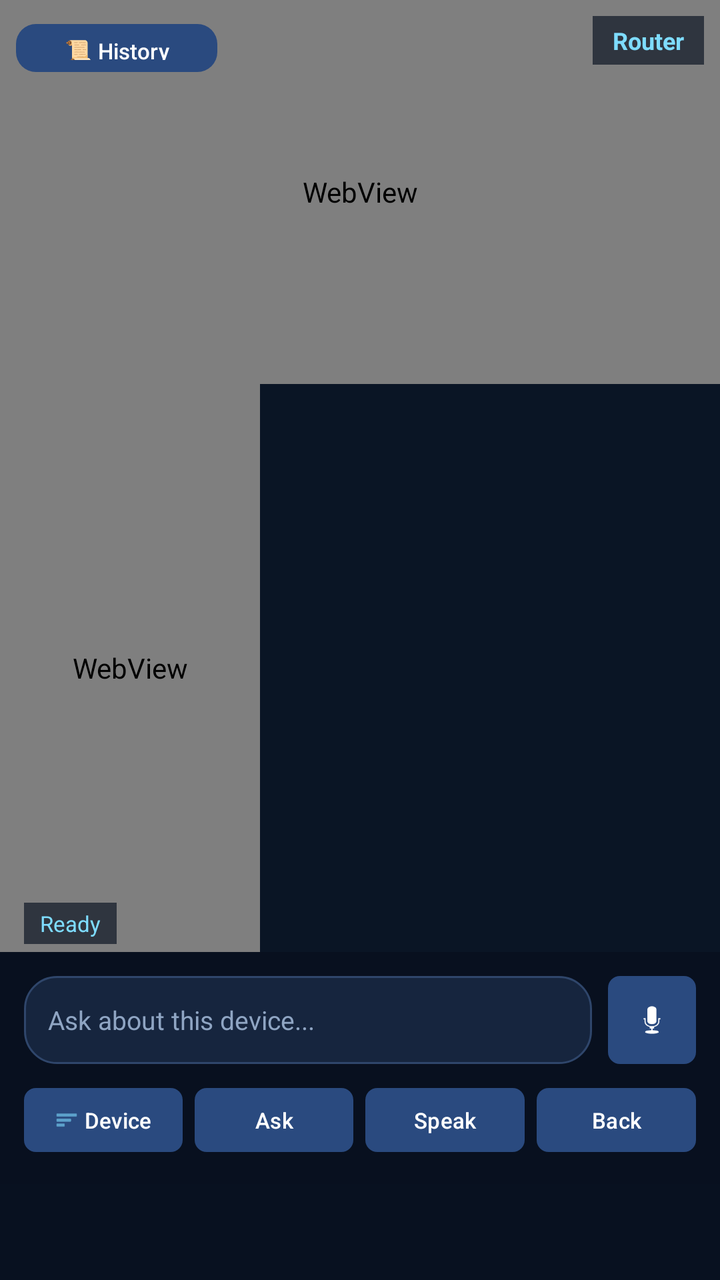
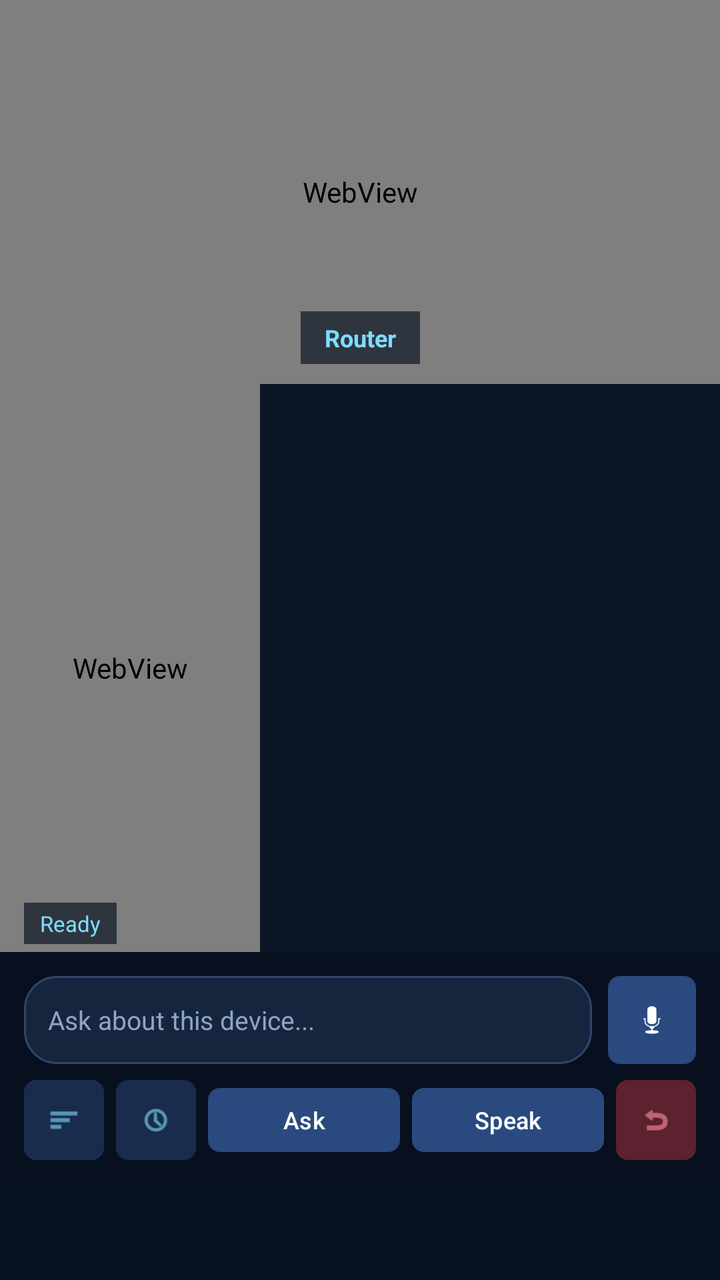

Compare the two renders of this Android layout. The source of the first and the diff that turns it into the second are given below.
<!-- AndroidManifest.xml: application theme Theme.ComputerNetworkDeviceARApp -->
<!-- res/layout/activity_combined_ar.xml -->
<?xml version="1.0" encoding="utf-8"?>
<androidx.constraintlayout.widget.ConstraintLayout
    xmlns:android="http://schemas.android.com/apk/res/android"
    xmlns:app="http://schemas.android.com/apk/res-auto"
    android:layout_width="match_parent"
    android:layout_height="match_parent"
    android:background="#081120">

    
    <androidx.constraintlayout.widget.Guideline
        android:id="@+id/guideline"
        android:layout_width="wrap_content"
        android:layout_height="wrap_content"
        android:orientation="horizontal"
        app:layout_constraintGuide_percent="0.30"/>

    
    <androidx.camera.view.PreviewView
        android:id="@+id/cameraPreview"
        android:layout_width="0dp"
        android:layout_height="0dp"
        app:layout_constraintTop_toTopOf="parent"
        app:layout_constraintBottom_toTopOf="@id/guideline"
        app:layout_constraintStart_toStartOf="parent"
        app:layout_constraintEnd_toEndOf="parent"
        app:scaleType="fillCenter"/>

    
    <View
        android:id="@+id/bottomBg"
        android:layout_width="0dp"
        android:layout_height="0dp"
        android:background="#0a1525"
        app:layout_constraintTop_toBottomOf="@id/guideline"
        app:layout_constraintBottom_toTopOf="@id/bottomPanel"
        app:layout_constraintStart_toStartOf="parent"
        app:layout_constraintEnd_toEndOf="parent"/>

    
    <WebView
        android:id="@+id/modelWebView"
        android:layout_width="0dp"
        android:layout_height="0dp"
        android:background="@android:color/transparent"
        app:layout_constraintTop_toTopOf="parent"
        app:layout_constraintBottom_toTopOf="@id/guideline"
        app:layout_constraintStart_toStartOf="parent"
        app:layout_constraintEnd_toEndOf="parent"
        app:layout_constraintVertical_bias="0.5"
        app:layout_constraintHorizontal_bias="0.5"/>

    
    <WebView
        android:id="@+id/avatarWebView"
        android:layout_width="130dp"
        android:layout_height="0dp"
        android:background="@android:color/transparent"
        app:layout_constraintTop_toBottomOf="@id/guideline"
        app:layout_constraintBottom_toTopOf="@id/bottomPanel"
        app:layout_constraintStart_toStartOf="parent"/>

    
    <TextView
        android:id="@+id/tvDeviceName"
        android:layout_width="wrap_content"
        android:layout_height="wrap_content"
        android:layout_marginTop="8dp"
        android:layout_marginEnd="8dp"
        android:background="#AA081120"
        android:paddingStart="10dp"
        android:paddingEnd="10dp"
        android:paddingTop="4dp"
        android:paddingBottom="4dp"
        android:text="Router"
        android:textColor="#7EDCFF"
        android:textSize="12sp"
        android:textStyle="bold"
        app:layout_constraintTop_toTopOf="parent"
        app:layout_constraintEnd_toEndOf="parent"/>

    
    <com.google.android.material.button.MaterialButton
        android:id="@+id/btnHistory"
        android:layout_width="wrap_content"
        android:layout_height="32dp"
        android:layout_marginTop="8dp"
        android:layout_marginStart="8dp"
        android:text="📜 History"
        android:textAllCaps="false"
        android:textColor="#FFFFFF"
        android:textSize="11sp"
        app:backgroundTint="#2A4A7F"
        app:cornerRadius="10dp"
        app:layout_constraintTop_toTopOf="parent"
        app:layout_constraintStart_toStartOf="parent"/>

    
    <TextView
        android:id="@+id/tvAvatarStatus"
        android:layout_width="wrap_content"
        android:layout_height="wrap_content"
        android:layout_marginStart="12dp"
        android:layout_marginBottom="4dp"
        android:background="#AA081120"
        android:paddingStart="8dp"
        android:paddingEnd="8dp"
        android:paddingTop="3dp"
        android:paddingBottom="3dp"
        android:text="Ready"
        android:textColor="#7EDCFF"
        android:textSize="11sp"
        app:layout_constraintBottom_toTopOf="@id/bottomPanel"
        app:layout_constraintStart_toStartOf="parent"/>

    
    <ScrollView
        android:id="@+id/replyScroll"
        android:layout_width="0dp"
        android:layout_height="0dp"
        android:layout_marginStart="4dp"
        android:layout_marginEnd="10dp"
        android:layout_marginTop="8dp"
        android:layout_marginBottom="8dp"
        app:layout_constraintTop_toBottomOf="@id/guideline"
        app:layout_constraintBottom_toTopOf="@id/bottomPanel"
        app:layout_constraintStart_toEndOf="@id/avatarWebView"
        app:layout_constraintEnd_toEndOf="parent">

        <LinearLayout
            android:id="@+id/llConversation"
            android:layout_width="match_parent"
            android:layout_height="wrap_content"
            android:orientation="vertical"/>

    </ScrollView>

    
    <LinearLayout
        android:id="@+id/bottomPanel"
        android:layout_width="0dp"
        android:layout_height="wrap_content"
        android:orientation="vertical"
        android:background="#EE081120"
        android:padding="12dp"
        android:layout_marginBottom="48dp"
        app:layout_constraintBottom_toBottomOf="parent"
        app:layout_constraintStart_toStartOf="parent"
        app:layout_constraintEnd_toEndOf="parent">

        
        <LinearLayout
            android:layout_width="match_parent"
            android:layout_height="wrap_content"
            android:orientation="horizontal"
            android:gravity="center_vertical">

            <EditText
                android:id="@+id/etQuestion"
                android:layout_width="0dp"
                android:layout_height="44dp"
                android:layout_weight="1"
                android:background="@drawable/edit_text_modern_bg"
                android:hint="Ask about this device..."
                android:inputType="text"
                android:paddingStart="12dp"
                android:paddingEnd="12dp"
                android:textColor="#FFFFFF"
                android:textColorHint="#8FA5C3"
                android:textSize="13sp"/>

            <com.google.android.material.button.MaterialButton
                android:id="@+id/btnMic"
                android:layout_width="44dp"
                android:layout_height="44dp"
                android:layout_marginStart="8dp"
                android:text=""
                android:textAllCaps="false"
                android:insetTop="0dp"
                android:insetBottom="0dp"
                app:icon="@android:drawable/ic_btn_speak_now"
                app:iconGravity="textStart"
                app:iconPadding="0dp"
                app:iconSize="20dp"
                app:iconTint="#FFFFFF"
                app:backgroundTint="#2A4A7F"
                app:cornerRadius="6dp"/>

        </LinearLayout>

        
        <LinearLayout
            android:layout_width="match_parent"
            android:layout_height="wrap_content"
            android:layout_marginTop="8dp"
            android:orientation="horizontal">

            <com.google.android.material.button.MaterialButton
                android:id="@+id/btnChangeDevice"
                android:layout_width="0dp"
                android:layout_height="40dp"
                android:layout_weight="1"
                android:text="Device"
                android:textAllCaps="false"
                android:textColor="#FFFFFF"
                android:textSize="11sp"
                android:paddingStart="2dp"
                android:paddingEnd="2dp"
                app:backgroundTint="#2A4A7F"
                app:cornerRadius="6dp"
                app:icon="@android:drawable/ic_menu_sort_by_size"
                app:iconSize="12dp"
                app:iconTint="#7EDCFF"
                app:iconPadding="3dp"
                app:iconGravity="textStart"/>

            <com.google.android.material.button.MaterialButton
                android:id="@+id/btnAsk"
                android:layout_width="0dp"
                android:layout_height="40dp"
                android:layout_weight="1"
                android:layout_marginStart="6dp"
                android:text="Ask"
                android:textAllCaps="false"
                android:textColor="#FFFFFF"
                android:textSize="11sp"
                app:backgroundTint="#2A4A7F"
                app:cornerRadius="6dp"/>

            <com.google.android.material.button.MaterialButton
                android:id="@+id/btnSpeak"
                android:layout_width="0dp"
                android:layout_height="40dp"
                android:layout_weight="1"
                android:layout_marginStart="6dp"
                android:text="Speak"
                android:textAllCaps="false"
                android:textColor="#FFFFFF"
                android:textSize="11sp"
                app:backgroundTint="#2A4A7F"
                app:cornerRadius="6dp"/>

            <com.google.android.material.button.MaterialButton
                android:id="@+id/btnBack"
                android:layout_width="0dp"
                android:layout_height="40dp"
                android:layout_weight="1"
                android:layout_marginStart="6dp"
                android:text="Back"
                android:textAllCaps="false"
                android:textColor="#FFFFFF"
                android:textSize="11sp"
                app:backgroundTint="#2A4A7F"
                app:cornerRadius="6dp"/>

        </LinearLayout>
    </LinearLayout>

</androidx.constraintlayout.widget.ConstraintLayout>
<!-- resources referenced by this layout -->
<resources>
  <!-- drawable edit_text_modern_bg (drawable) -->
  <?xml version="1.0" encoding="utf-8"?>
  <shape xmlns:android="http://schemas.android.com/apk/res/android">
      <solid android:color="#16253E" />
      <corners android:radius="16dp" />
      <stroke
          android:width="1dp"
          android:color="#2F466B" />
  </shape>
  <style name="Theme.ComputerNetworkDeviceARApp" parent="Base.Theme.ComputerNetworkDeviceARApp" />
  <style name="Base.Theme.ComputerNetworkDeviceARApp" parent="Theme.Material3.DayNight.NoActionBar">
          
          
      </style>
</resources>

<!-- the commit's change to res/layout/activity_combined_ar.xml (unified diff, before → after) -->
@@ -64,35 +64,19 @@
         android:id="@+id/tvDeviceName"
         android:layout_width="wrap_content"
         android:layout_height="wrap_content"
-        android:layout_marginTop="8dp"
-        android:layout_marginEnd="8dp"
+        android:layout_marginBottom="10dp"
         android:background="#AA081120"
-        android:paddingStart="10dp"
-        android:paddingEnd="10dp"
-        android:paddingTop="4dp"
-        android:paddingBottom="4dp"
+        android:paddingStart="12dp"
+        android:paddingEnd="12dp"
+        android:paddingTop="5dp"
+        android:paddingBottom="5dp"
         android:text="Router"
         android:textColor="#7EDCFF"
         android:textSize="12sp"
         android:textStyle="bold"
-        app:layout_constraintTop_toTopOf="parent"
+        app:layout_constraintBottom_toBottomOf="@id/guideline"
+        app:layout_constraintStart_toStartOf="parent"
         app:layout_constraintEnd_toEndOf="parent"/>
-
-    
-    <com.google.android.material.button.MaterialButton
-        android:id="@+id/btnHistory"
-        android:layout_width="wrap_content"
-        android:layout_height="32dp"
-        android:layout_marginTop="8dp"
-        android:layout_marginStart="8dp"
-        android:text="📜 History"
-        android:textAllCaps="false"
-        android:textColor="#FFFFFF"
-        android:textSize="11sp"
-        app:backgroundTint="#2A4A7F"
-        app:cornerRadius="10dp"
-        app:layout_constraintTop_toTopOf="parent"
-        app:layout_constraintStart_toStartOf="parent"/>
 
     
     <TextView
@@ -192,26 +176,41 @@
             android:layout_width="match_parent"
             android:layout_height="wrap_content"
             android:layout_marginTop="8dp"
-            android:orientation="horizontal">
+            android:orientation="horizontal"
+            android:gravity="center_vertical">
 
             <com.google.android.material.button.MaterialButton
                 android:id="@+id/btnChangeDevice"
-                android:layout_width="0dp"
-                android:layout_height="40dp"
-                android:layout_weight="1"
-                android:text="Device"
-                android:textAllCaps="false"
-                android:textColor="#FFFFFF"
-                android:textSize="11sp"
-                android:paddingStart="2dp"
-                android:paddingEnd="2dp"
-                app:backgroundTint="#2A4A7F"
+                android:layout_width="40dp"
+                android:layout_height="40dp"
+                android:text=""
+                android:insetTop="0dp"
+                android:insetBottom="0dp"
+                android:contentDescription="Change device"
+                app:backgroundTint="#1A2C4D"
                 app:cornerRadius="6dp"
                 app:icon="@android:drawable/ic_menu_sort_by_size"
-                app:iconSize="12dp"
-                app:iconTint="#7EDCFF"
-                app:iconPadding="3dp"
-                app:iconGravity="textStart"/>
+                app:iconGravity="textStart"
+                app:iconPadding="0dp"
+                app:iconSize="16dp"
+                app:iconTint="#7EDCFF"/>
+
+            <com.google.android.material.button.MaterialButton
+                android:id="@+id/btnHistory"
+                android:layout_width="40dp"
+                android:layout_height="40dp"
+                android:layout_marginStart="6dp"
+                android:text=""
+                android:insetTop="0dp"
+                android:insetBottom="0dp"
+                android:contentDescription="Chat history"
+                app:backgroundTint="#1A2C4D"
+                app:cornerRadius="6dp"
+                app:icon="@android:drawable/ic_menu_recent_history"
+                app:iconGravity="textStart"
+                app:iconPadding="0dp"
+                app:iconSize="16dp"
+                app:iconTint="#7EDCFF"/>
 
             <com.google.android.material.button.MaterialButton
                 android:id="@+id/btnAsk"
@@ -222,7 +221,7 @@
                 android:text="Ask"
                 android:textAllCaps="false"
                 android:textColor="#FFFFFF"
-                android:textSize="11sp"
+                android:textSize="12sp"
                 app:backgroundTint="#2A4A7F"
                 app:cornerRadius="6dp"/>
 
@@ -235,22 +234,26 @@
                 android:text="Speak"
                 android:textAllCaps="false"
                 android:textColor="#FFFFFF"
-                android:textSize="11sp"
+                android:textSize="12sp"
                 app:backgroundTint="#2A4A7F"
                 app:cornerRadius="6dp"/>
 
             <com.google.android.material.button.MaterialButton
                 android:id="@+id/btnBack"
-                android:layout_width="0dp"
-                android:layout_height="40dp"
-                android:layout_weight="1"
-                android:layout_marginStart="6dp"
-                android:text="Back"
-                android:textAllCaps="false"
-                android:textColor="#FFFFFF"
-                android:textSize="11sp"
-                app:backgroundTint="#2A4A7F"
-                app:cornerRadius="6dp"/>
+                android:layout_width="40dp"
+                android:layout_height="40dp"
+                android:layout_marginStart="6dp"
+                android:text=""
+                android:insetTop="0dp"
+                android:insetBottom="0dp"
+                android:contentDescription="Back"
+                app:backgroundTint="#5C2230"
+                app:cornerRadius="6dp"
+                app:icon="@android:drawable/ic_menu_revert"
+                app:iconGravity="textStart"
+                app:iconPadding="0dp"
+                app:iconSize="16dp"
+                app:iconTint="#FF8FA0"/>
 
         </LinearLayout>
     </LinearLayout>
